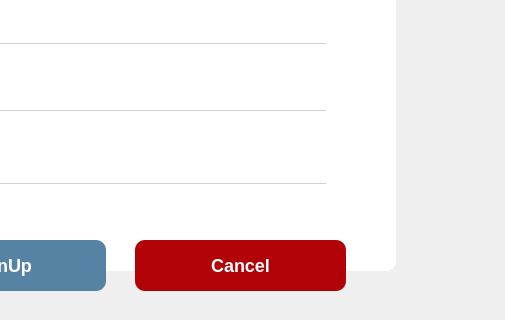
Qt form setupmain.ui (esh83/chat-application) before a commit; both pictures show x 295 to 800 and y 280 to 600 of the 800 by 600 pixel window.
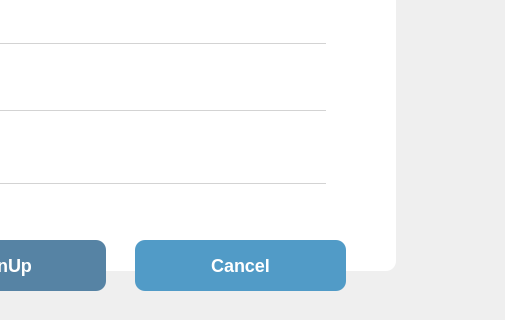
The same form after that commit. Icons and pictures are not drawn.

What changed in the file:
```diff
--- a/setupmain.ui
+++ b/setupmain.ui
@@ -10,6 +10,18 @@
     <height>600</height>
    </rect>
   </property>
+  <property name="minimumSize">
+   <size>
+    <width>800</width>
+    <height>600</height>
+   </size>
+  </property>
+  <property name="maximumSize">
+   <size>
+    <width>800</width>
+    <height>600</height>
+   </size>
+  </property>
   <property name="windowTitle">
    <string>iutgram</string>
   </property>
@@ -667,7 +679,7 @@
      </property>
      <property name="styleSheet">
       <string notr="true">border-radius:10px;
-background-color:#b10207;
+background-color:#519BC7;
 color:white;
 font-size:18px;
 font-weight:bold;
```
Left out of the diff: 2 changed lines with no effect on the pictures.
